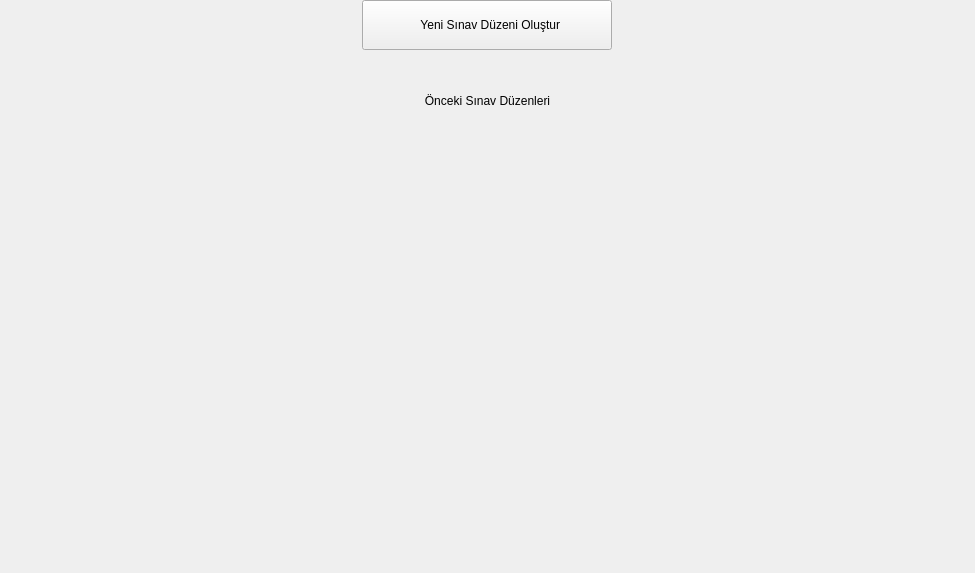
Before: the Qt Designer form src/UI/SchemesPage/schemespage.ui in ikolomiko/ikooskar-qt, drawn with Qt 5.
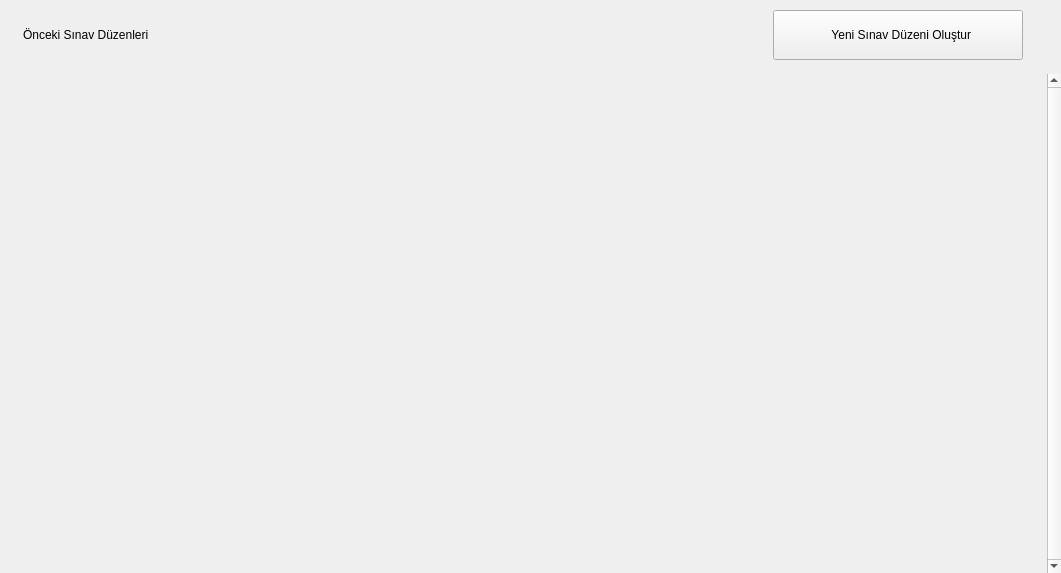
After: the same form once the commit is applied. Icons and pictures are not drawn.

Commit message:
SchemesPage.ui: Update margins and content width
Set a minimum of 600px and a maximum of 1000px content width. Set the margins to 11pt.

Patch:
```diff
--- a/src/UI/SchemesPage/schemespage.ui
+++ b/src/UI/SchemesPage/schemespage.ui
@@ -6,7 +6,7 @@
    <rect>
     <x>0</x>
     <y>0</y>
-    <width>975</width>
+    <width>1061</width>
     <height>573</height>
    </rect>
   </property>
@@ -15,7 +15,7 @@
   </property>
   <layout class="QVBoxLayout" name="verticalLayout_2">
    <property name="spacing">
-    <number>3</number>
+    <number>4</number>
    </property>
    <property name="leftMargin">
     <number>0</number>
@@ -24,10 +24,49 @@
     <number>0</number>
    </property>
    <property name="rightMargin">
+    <number>0</number>
+   </property>
+   <property name="bottomMargin">
+    <number>0</number>
+   </property>
+   <item>
+    <widget class="QWidget" name="wdCenter" native="true">
+     <property name="minimumSize">
+      <size>
+       <width>0</width>
+       <height>70</height>
+      </size>
+     </property>
+     <layout class="QHBoxLayout" name="horizontalLayout_2">
+      <property name="spacing">
+       <number>0</number>
+      </property>
+      <property name="leftMargin">
+       <number>11</number>
+      </property>
+      <property name="topMargin">
+       <number>0</number>
+      </property>
+      <property name="rightMargin">
+       <number>25</number>
+      </property>
+      <property name="bottomMargin">
     <number>0</number>
    </property>
    <item>
     <widget class="QFrame" name="frmNewScheme">
+        <property name="minimumSize">
+         <size>
+          <width>600</width>
+          <height>0</height>
+         </size>
+        </property>
+        <property name="maximumSize">
+         <size>
+          <width>1000</width>
+          <height>16777215</height>
+         </size>
+        </property>
      <property name="frameShape">
       <enum>QFrame::NoFrame</enum>
      </property>
@@ -35,12 +74,41 @@
       <enum>QFrame::Raised</enum>
      </property>
      <layout class="QHBoxLayout" name="horizontalLayout">
+         <property name="leftMargin">
+          <number>0</number>
+         </property>
       <property name="topMargin">
        <number>0</number>
       </property>
+         <property name="rightMargin">
+          <number>0</number>
+         </property>
       <property name="bottomMargin">
        <number>0</number>
       </property>
+         <item>
+          <widget class="QLabel" name="lblHeader">
+           <property name="text">
+            <string>Önceki Sınav Düzenleri</string>
+           </property>
+           <property name="alignment">
+            <set>Qt::AlignmentFlag::AlignLeading|Qt::AlignmentFlag::AlignLeft|Qt::AlignmentFlag::AlignVCenter</set>
+           </property>
+          </widget>
+         </item>
+         <item>
+          <spacer name="horizontalSpacer">
+           <property name="orientation">
+            <enum>Qt::Orientation::Horizontal</enum>
+           </property>
+           <property name="sizeHint" stdset="0">
+            <size>
+             <width>3000</width>
+             <height>20</height>
+            </size>
+           </property>
+          </spacer>
+         </item>
       <item>
        <widget class="QPushButton" name="btnNewScheme">
         <property name="minimumSize">
@@ -73,63 +141,59 @@
      </layout>
     </widget>
    </item>
-   <item>
-    <widget class="QFrame" name="frmLine">
-     <property name="frameShape">
-      <enum>QFrame::NoFrame</enum>
-     </property>
-     <property name="frameShadow">
-      <enum>QFrame::Raised</enum>
-     </property>
-     <layout class="QVBoxLayout" name="verticalLayout">
-      <property name="topMargin">
-       <number>19</number>
-      </property>
-      <property name="bottomMargin">
-       <number>19</number>
-      </property>
      </layout>
     </widget>
    </item>
-   <item>
-    <widget class="QLabel" name="lblHeader">
-     <property name="text">
-      <string>Önceki Sınav Düzenleri</string>
-     </property>
-     <property name="alignment">
-      <set>Qt::AlignCenter</set>
-     </property>
-    </widget>
-   </item>
    <item>
     <widget class="QScrollArea" name="scrollArea">
      <property name="frameShape">
-      <enum>QFrame::NoFrame</enum>
+      <enum>QFrame::Shape::NoFrame</enum>
+     </property>
+     <property name="lineWidth">
+      <number>0</number>
+     </property>
+     <property name="verticalScrollBarPolicy">
+      <enum>Qt::ScrollBarPolicy::ScrollBarAlwaysOn</enum>
+     </property>
+     <property name="sizeAdjustPolicy">
+      <enum>QAbstractScrollArea::SizeAdjustPolicy::AdjustToContents</enum>
      </property>
      <property name="widgetResizable">
       <bool>true</bool>
      </property>
+     <property name="alignment">
+      <set>Qt::AlignmentFlag::AlignHCenter|Qt::AlignmentFlag::AlignTop</set>
+     </property>
      <widget class="QWidget" name="historyRoot">
       <property name="geometry">
        <rect>
         <x>0</x>
         <y>0</y>
-        <width>975</width>
-        <height>449</height>
+        <width>1047</width>
+        <height>499</height>
        </rect>
       </property>
+      <property name="sizePolicy">
+       <sizepolicy hsizetype="Expanding" vsizetype="Expanding">
+        <horstretch>0</horstretch>
+        <verstretch>0</verstretch>
+       </sizepolicy>
+      </property>
       <layout class="QVBoxLayout" name="verticalLayout_3">
        <property name="spacing">
         <number>4</number>
        </property>
        <property name="leftMargin">
-        <number>20</number>
+        <number>11</number>
        </property>
        <property name="topMargin">
-        <number>19</number>
+        <number>0</number>
        </property>
        <property name="rightMargin">
-        <number>20</number>
+        <number>11</number>
+       </property>
+       <property name="bottomMargin">
+        <number>0</number>
        </property>
       </layout>
      </widget>
```
Left out of the diff: 10 changed lines with no effect on the pictures. Lines whose indentation alone changed are shown as unchanged.
